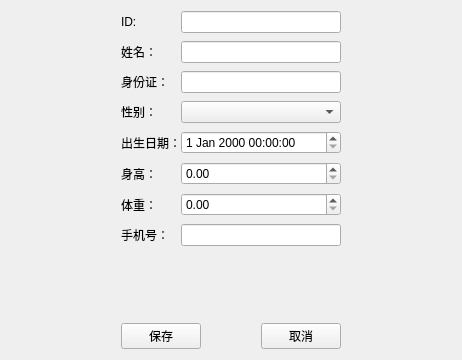
This is Fifth_demo/Patient_Edit_View.ui in halolljr/Qt- as Qt 5 draws it before an edit. The edited form follows.
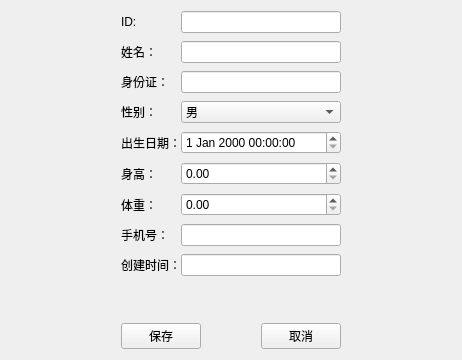
This is the edited form.

Patch:
```diff
--- a/Fifth_demo/Patient_Edit_View.ui
+++ b/Fifth_demo/Patient_Edit_View.ui
@@ -73,7 +73,18 @@
       </widget>
      </item>
      <item row="3" column="1">
-      <widget class="QComboBox" name="comboBox_Gender"/>
+      <widget class="QComboBox" name="comboBox_Gender">
+       <item>
+        <property name="text">
+         <string>男</string>
+        </property>
+       </item>
+       <item>
+        <property name="text">
+         <string>女</string>
+        </property>
+       </item>
+      </widget>
      </item>
      <item row="4" column="0">
       <widget class="QLabel" name="label_5">
@@ -115,6 +126,16 @@
      <item row="7" column="1">
       <widget class="QLineEdit" name="lineEdit_Phone"/>
      </item>
+     <item row="8" column="0">
+      <widget class="QLabel" name="label_9">
+       <property name="text">
+        <string>创建时间：</string>
+       </property>
+      </widget>
+     </item>
+     <item row="8" column="1">
+      <widget class="QLineEdit" name="lineEdit_CreateTime"/>
+     </item>
     </layout>
    </item>
    <item row="0" column="2">
```
Left out of the diff: 12 changed lines with no effect on the pictures.
